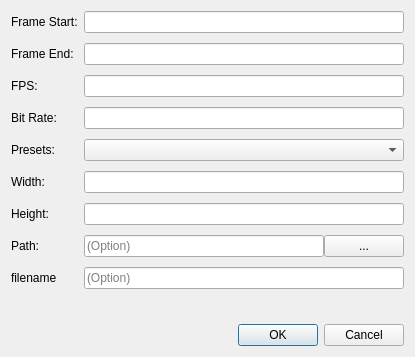
zenustech/zeno, file ui/zenoedit/dialog/zrecorddlg.ui: the form before one commit.
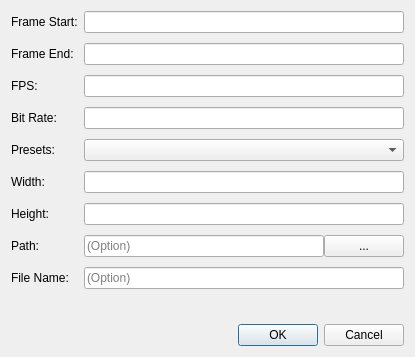
The form after the commit.

```diff
--- a/ui/zenoedit/dialog/zrecorddlg.ui
+++ b/ui/zenoedit/dialog/zrecorddlg.ui
@@ -117,7 +117,7 @@
      <item row="8" column="0">
       <widget class="QLabel" name="filename">
        <property name="text">
-        <string>filename</string>
+        <string>File Name:</string>
        </property>
       </widget>
      </item>
```
